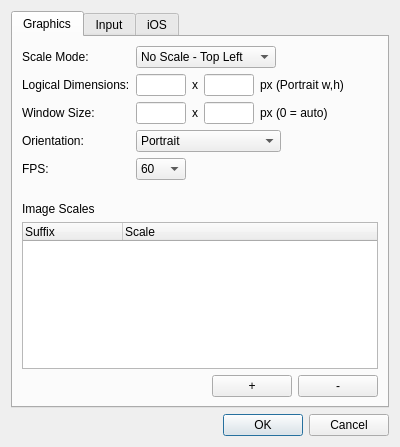
This is ui/projectpropertiesdialog.ui in gideros/gideros as Qt 5 draws it before an edit. The edited form follows.
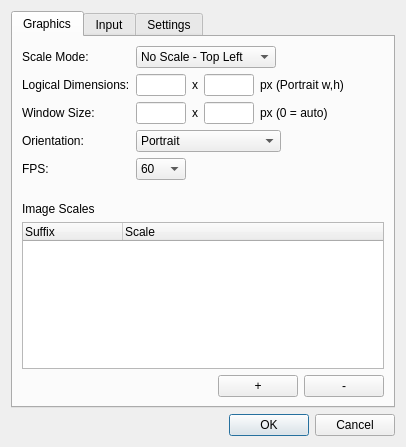
This is the edited form.

Commit message: [studio] android autorotation on export

```diff
--- a/ui/projectpropertiesdialog.ui
+++ b/ui/projectpropertiesdialog.ui
@@ -6,7 +6,7 @@
    <rect>
     <x>0</x>
     <y>0</y>
-    <width>400</width>
+    <width>406</width>
     <height>447</height>
    </rect>
   </property>
@@ -589,7 +589,7 @@
      </widget>
      <widget class="QWidget" name="tab_2">
       <attribute name="title">
-       <string>iOS</string>
+       <string>Settings</string>
       </attribute>
       <layout class="QVBoxLayout" name="verticalLayout_8">
        <item>
```
Left out of the diff: 6 changed lines with no effect on the pictures. The commit also changes 1 other file.
